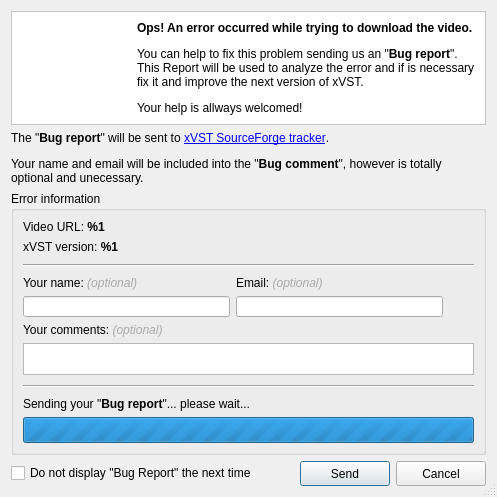
Before: the Qt Designer form ui/bugreport.ui in ckorn/xvst, drawn with Qt 5.
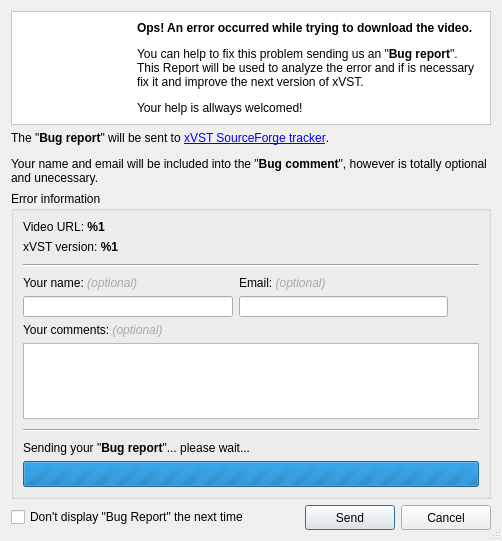
After: the same form once the commit is applied. Icons and pictures are not drawn.

Commit message: - Changed checkbox text

The edit to the form file:
```diff
--- a/ui/bugreport.ui
+++ b/ui/bugreport.ui
@@ -1,12 +1,12 @@
 <ui version="4.0" >
  <class>BugReport</class>
- <widget class="QDialog" name="BugReport" >
-  <property name="geometry" >
+ <widget class="QDialog" name="BugReport">
+  <property name="geometry">
    <rect>
     <x>0</x>
     <y>0</y>
-    <width>497</width>
-    <height>497</height>
+    <width>502</width>
+    <height>541</height>
    </rect>
   </property>
   <property name="windowTitle" >
@@ -56,12 +56,12 @@
         </property>
        </widget>
       </item>
-      <item row="0" column="1" >
-       <widget class="QLabel" name="lblErrorInfo" >
-        <property name="text" >
-         <string>&lt;b>Ops! An error occurred while trying to download the video.&lt;/b>&#xd;
-&lt;p>You can help to fix this problem sending us an "&lt;b>Bug report&lt;/b>". This Report will be used to analyze the error and if is necessary fix it and improve the next version of xVST.&lt;/p>&#xd;
-&lt;p>Your help is allways welcomed!&lt;/p></string>
+      <item row="0" column="1">
+       <widget class="QLabel" name="lblErrorInfo">
+        <property name="text">
+         <string>&lt;b&gt;Ops! An error occurred while trying to download the video.&lt;/b&gt;
+&lt;p&gt;You can help to fix this problem sending us an &quot;&lt;b&gt;Bug report&lt;/b&gt;&quot;. This Report will be used to analyze the error and if is necessary fix it and improve the next version of xVST.&lt;/p&gt;
+&lt;p&gt;Your help is allways welcomed!&lt;/p&gt;</string>
         </property>
         <property name="wordWrap" >
          <bool>true</bool>
@@ -71,11 +71,11 @@
      </layout>
     </widget>
    </item>
-   <item row="1" column="0" >
-    <widget class="QLabel" name="label" >
-     <property name="text" >
-      <string>&lt;p>The "&lt;b>Bug report&lt;/b>" will be sent to &lt;a href="http://sourceforge.net/tracker/?group_id=205061&amp;atid=1037803">xVST SourceForge tracker&lt;/a>.&lt;/p>&#xd;
-&lt;p>Your name and email will be included into the "&lt;b>Bug comment&lt;/b>", however is totally optional and unecessary.&lt;/p></string>
+   <item row="1" column="0">
+    <widget class="QLabel" name="label">
+     <property name="text">
+      <string>&lt;p&gt;The &quot;&lt;b&gt;Bug report&lt;/b&gt;&quot; will be sent to &lt;a href=&quot;http://sourceforge.net/tracker/?group_id=205061&amp;atid=1037803&quot;&gt;xVST SourceForge tracker&lt;/a&gt;.&lt;/p&gt;
+&lt;p&gt;Your name and email will be included into the &quot;&lt;b&gt;Bug comment&lt;/b&gt;&quot;, however is totally optional and unecessary.&lt;/p&gt;</string>
      </property>
      <property name="wordWrap" >
       <bool>true</bool>
@@ -319,8 +319,8 @@
        <property name="accessibleDescription" >
         <string>If this option is checked, this dialog will not be displayed again (and no "Bug report" will be sent)</string>
        </property>
-       <property name="text" >
-        <string>Do not display "Bug Report" the next time</string>
+       <property name="text">
+        <string>Don't display &quot;Bug Report&quot; the next time</string>
        </property>
       </widget>
      </item>
```
Left out of the diff: 283 changed lines with no effect on the pictures.
